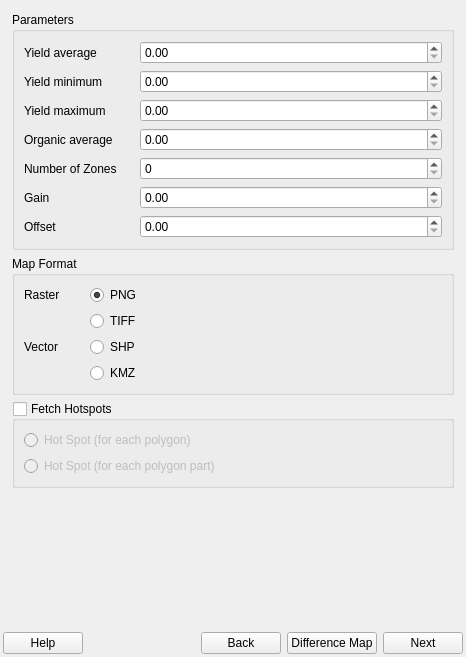
Old version of the form geosys/ui/templates/geosys_dockwidget_base.ui in the repository earthdaily/qgis-plugin.
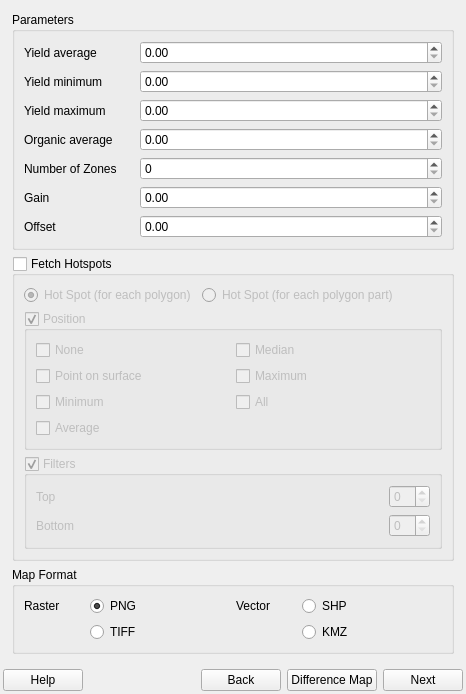
New version of the form.

Commit message: Update to UI. Now includes hotspot filters and positions

The edit to the form file:
```diff
--- a/geosys/ui/templates/geosys_dockwidget_base.ui
+++ b/geosys/ui/templates/geosys_dockwidget_base.ui
@@ -13,7 +13,7 @@
   <property name="minimumSize">
    <size>
     <width>466</width>
-    <height>524</height>
+    <height>633</height>
    </size>
   </property>
   <property name="windowTitle">
@@ -261,8 +261,8 @@
        </layout>
       </widget>
       <widget class="QWidget" name="map_creation_page">
-       <layout class="QVBoxLayout" name="verticalLayout_4">
-        <item>
+       <layout class="QGridLayout" name="gridLayout">
+        <item row="0" column="0">
          <widget class="QGroupBox" name="parameters_group">
           <property name="title">
            <string>Parameters</string>
@@ -441,7 +441,175 @@
           </layout>
          </widget>
         </item>
+        <item row="4" column="0">
+         <spacer name="verticalSpacer_2">
+          <property name="orientation">
+           <enum>Qt::Vertical</enum>
+          </property>
+          <property name="sizeHint" stdset="0">
+           <size>
+            <width>20</width>
+            <height>40</height>
+           </size>
+          </property>
+         </spacer>
+        </item>
+        <item row="2" column="0">
+         <widget class="QGroupBox" name="hotspots_group">
+          <property name="title">
+           <string>Fetch Hotspots</string>
+          </property>
+          <property name="checkable">
+           <bool>true</bool>
+          </property>
+          <property name="checked">
+           <bool>false</bool>
+          </property>
+          <layout class="QVBoxLayout" name="verticalLayout_4">
         <item>
+            <layout class="QFormLayout" name="formLayout_2">
+             <item row="0" column="0">
+              <widget class="QRadioButton" name="hotspot_polygon_form">
+               <property name="text">
+                <string>Hot Spot (for each polygon)</string>
+               </property>
+               <property name="checked">
+                <bool>true</bool>
+               </property>
+              </widget>
+             </item>
+             <item row="0" column="1">
+              <widget class="QRadioButton" name="hotspot_polygon_part_form">
+               <property name="text">
+                <string>Hot Spot (for each polygon part)</string>
+               </property>
+              </widget>
+             </item>
+            </layout>
+           </item>
+           <item>
+            <widget class="QGroupBox" name="hotspots_position_group">
+             <property name="title">
+              <string>Position</string>
+             </property>
+             <property name="checkable">
+              <bool>true</bool>
+             </property>
+             <layout class="QGridLayout" name="gridLayout_3">
+              <item row="0" column="0">
+               <widget class="QCheckBox" name="cb_none">
+                <property name="text">
+                 <string>None</string>
+                </property>
+               </widget>
+              </item>
+              <item row="0" column="1">
+               <widget class="QCheckBox" name="cb_med">
+                <property name="text">
+                 <string>Median</string>
+                </property>
+               </widget>
+              </item>
+              <item row="1" column="0">
+               <widget class="QCheckBox" name="cb_point_on_surface">
+                <property name="text">
+                 <string>Point on surface</string>
+                </property>
+               </widget>
+              </item>
+              <item row="1" column="1">
+               <widget class="QCheckBox" name="cn_max">
+                <property name="text">
+                 <string>Maximum</string>
+                </property>
+               </widget>
+              </item>
+              <item row="2" column="0">
+               <widget class="QCheckBox" name="cb_min">
+                <property name="text">
+                 <string>Minimum</string>
+                </property>
+               </widget>
+              </item>
+              <item row="2" column="1">
+               <widget class="QCheckBox" name="cb_all">
+                <property name="text">
+                 <string>All</string>
+                </property>
+               </widget>
+              </item>
+              <item row="3" column="0">
+               <widget class="QCheckBox" name="cb_ave">
+                <property name="text">
+                 <string>Average</string>
+                </property>
+               </widget>
+              </item>
+             </layout>
+            </widget>
+           </item>
+           <item>
+            <widget class="QGroupBox" name="hotspots_filters_group">
+             <property name="title">
+              <string>Filters</string>
+             </property>
+             <property name="checkable">
+              <bool>true</bool>
+             </property>
+             <layout class="QGridLayout" name="gridLayout_4">
+              <item row="0" column="0">
+               <widget class="QLabel" name="lbl_top">
+                <property name="text">
+                 <string>Top</string>
+                </property>
+               </widget>
+              </item>
+              <item row="0" column="1">
+               <spacer name="horizontalSpacer">
+                <property name="orientation">
+                 <enum>Qt::Horizontal</enum>
+                </property>
+                <property name="sizeHint" stdset="0">
+                 <size>
+                  <width>243</width>
+                  <height>20</height>
+                 </size>
+                </property>
+               </spacer>
+              </item>
+              <item row="0" column="2">
+               <widget class="QSpinBox" name="sb_top"/>
+              </item>
+              <item row="1" column="0">
+               <widget class="QLabel" name="lbl_bottom">
+                <property name="text">
+                 <string>Bottom</string>
+                </property>
+               </widget>
+              </item>
+              <item row="1" column="1">
+               <spacer name="horizontalSpacer_2">
+                <property name="orientation">
+                 <enum>Qt::Horizontal</enum>
+                </property>
+                <property name="sizeHint" stdset="0">
+                 <size>
+                  <width>243</width>
+                  <height>20</height>
+                 </size>
+                </property>
+               </spacer>
+              </item>
+              <item row="1" column="2">
+               <widget class="QSpinBox" name="sb_bottom"/>
+              </item>
+             </layout>
+            </widget>
+           </item>
+          </layout>
+         </widget>
+        </item>
+        <item row="3" column="0">
          <widget class="QGroupBox" name="map_format_group">
           <property name="title">
            <string>Map Format</string>
@@ -450,40 +618,6 @@
            <bool>false</bool>
           </property>
           <layout class="QGridLayout" name="gridLayout_2">
-           <item row="2" column="1">
-            <widget class="QRadioButton" name="shp_radio_button">
-             <property name="text">
-              <string>SHP</string>
-             </property>
-            </widget>
-           </item>
-           <item row="3" column="1">
-            <widget class="QRadioButton" name="kmz_radio_button">
-             <property name="text">
-              <string>KMZ</string>
-             </property>
-            </widget>
-           </item>
-           <item row="0" column="1">
-            <widget class="QRadioButton" name="png_radio_button">
-             <property name="text">
-              <string>PNG</string>
-             </property>
-             <property name="checked">
-              <bool>true</bool>
-             </property>
-            </widget>
-           </item>
-           <item row="1" column="1">
-            <widget class="QRadioButton" name="tiff_radio_button">
-             <property name="text">
-              <string>TIFF</string>
-             </property>
-             <property name="checked">
-              <bool>false</bool>
-             </property>
-            </widget>
-           </item>
            <item row="0" column="0">
             <widget class="QLabel" name="raster_label">
              <property name="maximumSize">
@@ -497,7 +631,17 @@
              </property>
             </widget>
            </item>
-           <item row="2" column="0">
+           <item row="0" column="1">
+            <widget class="QRadioButton" name="png_radio_button">
+             <property name="text">
+              <string>PNG</string>
+             </property>
+             <property name="checked">
+              <bool>true</bool>
+             </property>
+            </widget>
+           </item>
+           <item row="0" column="2">
             <widget class="QLabel" name="vectorl_abel">
              <property name="maximumSize">
               <size>
@@ -510,51 +654,33 @@
              </property>
             </widget>
            </item>
-          </layout>
-         </widget>
-        </item>
-        <item>
-         <widget class="QGroupBox" name="hotspots_group">
-          <property name="title">
-           <string>Fetch Hotspots</string>
-          </property>
-          <property name="checkable">
-           <bool>true</bool>
+           <item row="0" column="3">
+            <widget class="QRadioButton" name="shp_radio_button">
+             <property name="text">
+              <string>SHP</string>
+             </property>
+            </widget>
+           </item>
+           <item row="1" column="1">
+            <widget class="QRadioButton" name="tiff_radio_button">
+             <property name="text">
+              <string>TIFF</string>
           </property>
           <property name="checked">
            <bool>false</bool>
           </property>
-          <layout class="QVBoxLayout" name="verticalLayout_7">
-           <item>
-            <widget class="QRadioButton" name="hotspot_polygon_form">
-             <property name="text">
-              <string>Hot Spot (for each polygon)</string>
-             </property>
             </widget>
            </item>
-           <item>
-            <widget class="QRadioButton" name="hotspot_polygon_part_form">
+           <item row="1" column="3">
+            <widget class="QRadioButton" name="kmz_radio_button">
              <property name="text">
-              <string>Hot Spot (for each polygon part)</string>
+              <string>KMZ</string>
              </property>
             </widget>
            </item>
           </layout>
          </widget>
         </item>
-        <item>
-         <spacer name="verticalSpacer_2">
-          <property name="orientation">
-           <enum>Qt::Vertical</enum>
-          </property>
-          <property name="sizeHint" stdset="0">
-           <size>
-            <width>20</width>
-            <height>40</height>
-           </size>
-          </property>
-         </spacer>
-        </item>
        </layout>
       </widget>
      </widget>
```
Lines whose indentation alone changed are shown as unchanged.
